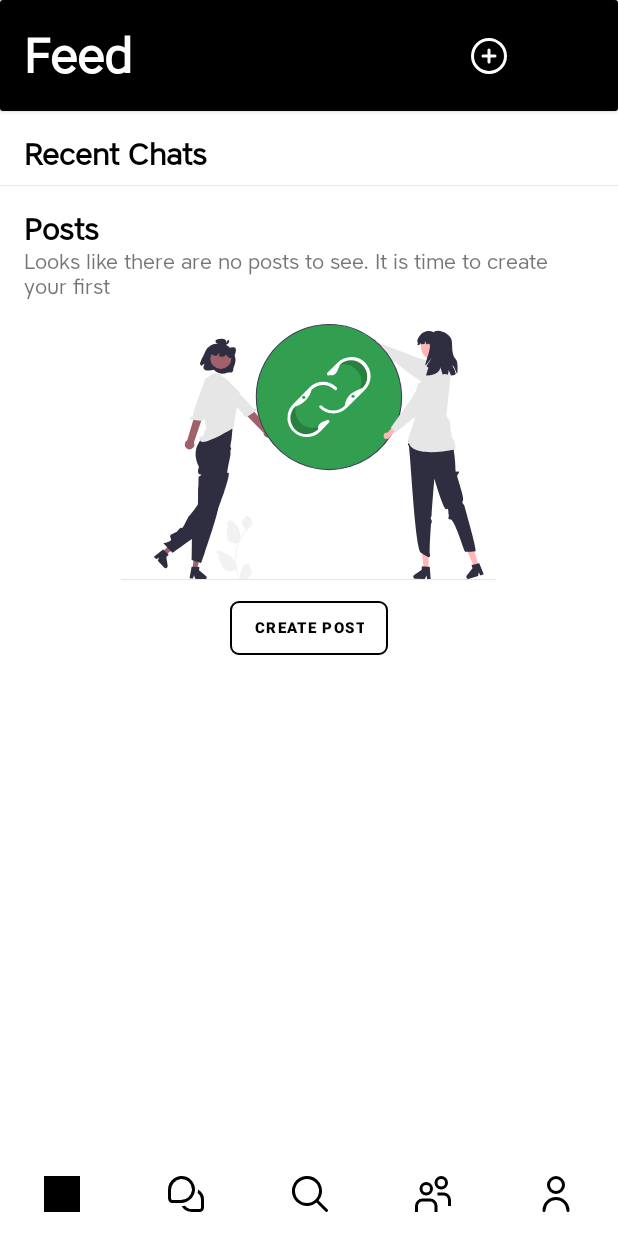
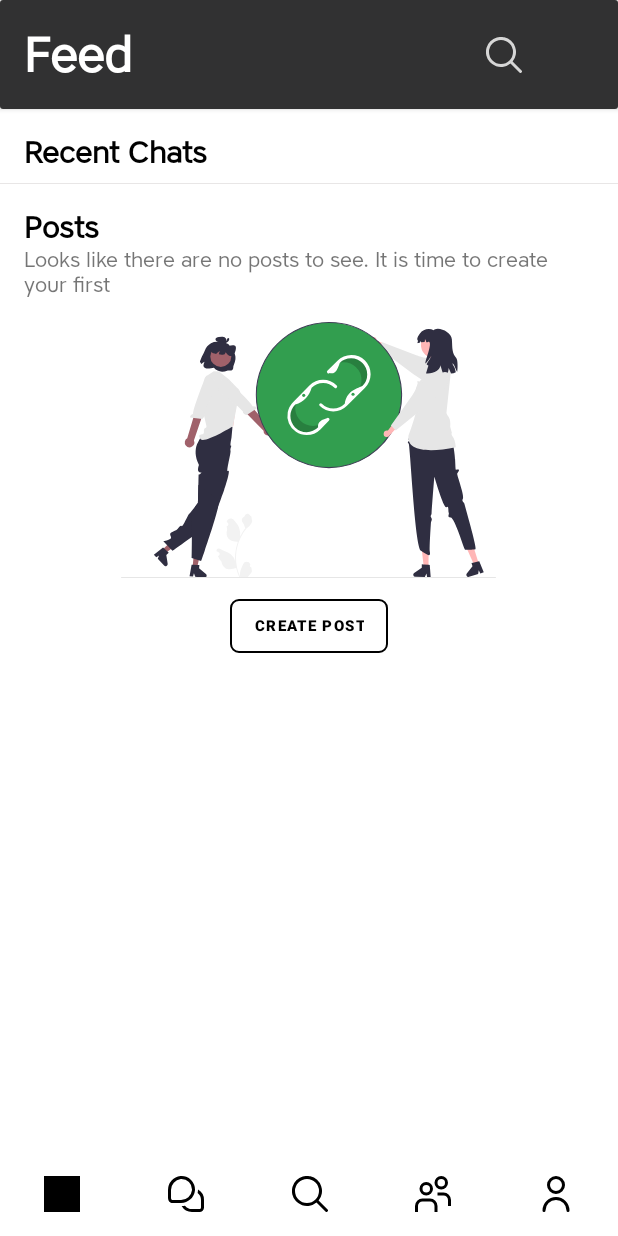
Before and after one commit to alexandermalinov/connection, an Android app: the FeedFragment screen opened through its navigation route, on a phone screen of 412 x 824 dp. Run offline under Robolectric (Android 15) with nearby library versions, the light colour scheme and no system bars; our stand-ins replace Dagger/Hilt's generated code, Firebase (no records; nobody signed in at launch, a user with empty details on screens opened directly), Timber, data binding, navigation-ui; libraries missing offline, so code that uses them is left out: com.sendbird.android; pictures from the network do not load; 3 statements that could not run were skipped.

Commit message:
WIP replacing the black color

```diff
--- a/app/src/main/java/com/connection/data/repository/search/SearchLocalSource.kt
+++ b/app/src/main/java/com/connection/data/repository/search/SearchLocalSource.kt
@@ -15,6 +15,10 @@ class SearchLocalSource @Inject constructor(
         searchHistoryDao.insert(searchHistory)
     }
 
+    override suspend fun removeSearchSuggestion(userId: String) {
+        searchHistoryDao.delete(userId)
+    }
+
     override suspend fun getSearchHistory(userId: String): List<SearchHistory> =
         searchHistoryDao.getUserSearchHistory(userId)
 }
--- a/app/src/main/java/com/connection/data/repository/search/SearchRepository.kt
+++ b/app/src/main/java/com/connection/data/repository/search/SearchRepository.kt
@@ -17,6 +17,8 @@ class SearchRepository @Inject constructor(
         suspend fun addSearchSuggestion(searchHistory: SearchHistory)
 
         suspend fun getSearchHistory(userId: String): List<SearchHistory>
+
+        suspend fun removeSearchSuggestion(userId: String)
     }
 
     interface RemoteSource {
@@ -40,5 +42,9 @@ class SearchRepository @Inject constructor(
         localSource.addSearchSuggestion(searchHistory)
     }
 
+    suspend fun removeSearchSuggestion(userId: String) {
+        localSource.removeSearchSuggestion(userId)
+    }
+
     suspend fun getSearchHistory(userId: String) = localSource.getSearchHistory(userId)
 }
--- a/app/src/main/java/com/connection/ui/search/UserSearchPresenter.kt
+++ b/app/src/main/java/com/connection/ui/search/UserSearchPresenter.kt
@@ -3,4 +3,6 @@ package com.connection.ui.search
 interface UserSearchPresenter {
 
     fun onUserClick(id: String)
+
+    fun onRemoveClick(id: String)
 }
--- a/app/src/main/res/layout/fragment_feed.xml
+++ b/app/src/main/res/layout/fragment_feed.xml
@@ -32,7 +32,7 @@
             <androidx.constraintlayout.widget.ConstraintLayout
                 android:layout_width="match_parent"
                 android:layout_height="wrap_content"
-                android:background="@color/black"
+                android:background="@color/dark_charcoal"
                 android:padding="@dimen/padding_medium">
 
                 <!--<ImageView
@@ -60,8 +60,8 @@
                 <ImageView
                     android:layout_width="wrap_content"
                     android:layout_height="wrap_content"
-                    android:src="@drawable/ic_add_outlined"
-                    app:tint="@color/white"
+                    android:src="@drawable/ic_search_outlined"
+                    app:tint="@color/light_silver"
                     android:onClick="@{() -> presenter.onCreatePostClick()}"
                     android:layout_marginEnd="@dimen/margin_medium"
                     app:layout_constraintBottom_toBottomOf="@+id/image_profile"
@@ -70,8 +70,8 @@
 
                 <com.google.android.material.imageview.ShapeableImageView
                     android:id="@+id/image_profile"
-                    android:layout_width="42dp"
-                    android:layout_height="42dp"
+                    android:layout_width="32dp"
+                    android:layout_height="32dp"
                     android:onClick="@{() -> presenter.onProfilePictureClick()}"
                     app:defaultGlideRes="@{R.drawable.ic_profile_picture}"
                     app:glideRes="@{model.profilePicture}"
--- a/app/src/main/res/layout/list_item_not_connected_user.xml
+++ b/app/src/main/res/layout/list_item_not_connected_user.xml
@@ -51,6 +51,7 @@
                 android:id="@+id/text_name"
                 android:layout_width="wrap_content"
                 android:layout_height="wrap_content"
+                android:layout_gravity="center_horizontal"
                 android:gravity="center_horizontal"
                 android:layout_marginHorizontal="@dimen/margin_medium"
                 android:layout_marginTop="@dimen/margin_tiny"
@@ -146,6 +147,7 @@
                 android:layout_width="wrap_content"
                 android:layout_height="wrap_content"
                 android:layout_gravity="center_horizontal"
+                android:gravity="center_horizontal"
                 app:layout_constraintBottom_toTopOf="@+id/button_request"
                 app:layout_constraintEnd_toEndOf="parent"
                 app:layout_constraintStart_toStartOf="parent"
--- a/app/src/main/res/values/colors.xml
+++ b/app/src/main/res/values/colors.xml
@@ -10,6 +10,9 @@
     <color name="black_200">#484848</color>
     <color name="black_500">#212121</color>
     <color name="black_700">#000000</color>
+
+    <color name="dark_charcoal">#313132</color>
+    <color name="light_silver">#d6d6d6</color>
 
     <color name="black">#FF000000</color>
     <color name="white">#FFFFFFFF</color>
--- a/app/src/main/res/values/themes.xml
+++ b/app/src/main/res/values/themes.xml
@@ -3,17 +3,17 @@
     <style name="Theme.Connection" parent="Theme.MaterialComponents.DayNight.NoActionBar">
 
         <!-- Primary brand color. -->
-        <item name="colorPrimary">@color/pastel_yellow</item>
-        <item name="colorPrimaryVariant">@color/pastel_yellow</item>
+        <item name="colorPrimary">@color/dark_charcoal</item>
+        <item name="colorPrimaryVariant">@color/dark_charcoal</item>
         <item name="colorOnPrimary">@color/white</item>
 
         <!-- Secondary brand color. -->
-        <item name="colorSecondary">@color/pastel_yellow</item>
-        <item name="colorSecondaryVariant">@color/pastel_yellow</item>
+        <item name="colorSecondary">@color/dark_charcoal</item>
+        <item name="colorSecondaryVariant">@color/dark_charcoal</item>
         <item name="colorOnSecondary">@color/black</item>
 
         <!-- Status bar color. -->
-        <item name="android:statusBarColor">@android:color/black</item>
+        <item name="android:statusBarColor">?attr/colorPrimaryVariant</item>
         <!-- Customize your theme here. -->
 
     </style>
```
Also changed, not shown: app/src/main/java/com/connection/data/api/local/searchhistory/SearchHistoryDao.kt (+4 -4 lines), app/src/main/java/com/connection/ui/search/SearchViewModel.kt (+12 -0 lines), app/src/main/res/layout/list_item_search.xml (+13 -3 lines).
